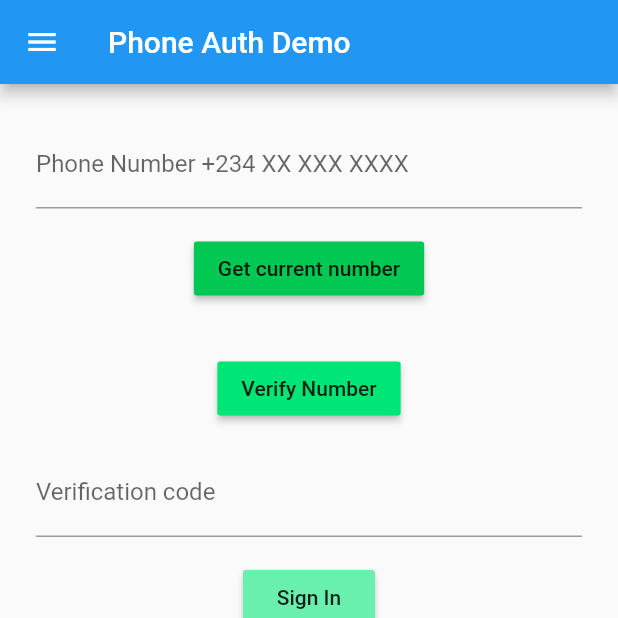
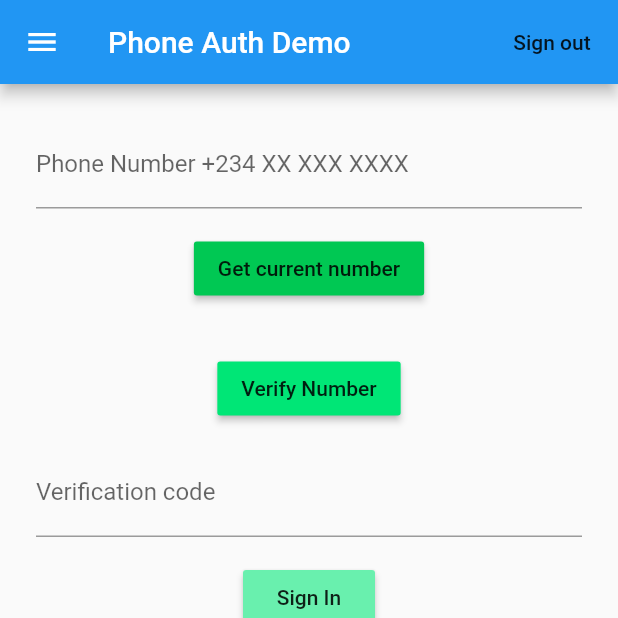
Before and after one commit to Lone-Wolf17/flutter_firebase_auth, a Flutter app: the PhoneAuthScreen screen opened directly, on a phone screen of 412 x 824 dp, the top half of it. Run offline on Flutter 3.47's test engine with Material 2 defaults, Android fonts, the phone set to English and light mode, and no system bars; our stand-ins replace email_validator, firebase_auth, firebase_core, firebase_dynamic_links, sms_autofill; accounts and stored records are empty.

Commit message:
** Code Clean up

```diff
--- a/lib/screens/phone_auth_screen.dart
+++ b/lib/screens/phone_auth_screen.dart
@@ -1,7 +1,4 @@
-import 'dart:async';
-
 import 'package:firebase_auth/firebase_auth.dart';
-import 'package:firebase_core/firebase_core.dart';
 import 'package:flutter/material.dart';
 import 'package:flutter_firebase_auth/utils.dart';
 import 'package:sms_autofill/sms_autofill.dart';
@@ -88,6 +85,9 @@ class _PhoneAuthScreenState extends State<PhoneAuthScreen> {
       resizeToAvoidBottomPadding: false,
       appBar: AppBar(
         title: Text('Phone Auth Demo'),
+        actions: [
+          buildSignOutActionButton()
+        ],
       ),
       drawer: buildDrawer(context),
       body: Container(
--- a/lib/utils.dart
+++ b/lib/utils.dart
@@ -46,3 +46,25 @@ buildDrawer(BuildContext context) {
     ),
   );
 }
+
+buildSignOutActionButton () {
+  return Builder(
+    builder: (BuildContext context) {
+      return FlatButton(
+        child: const Text('Sign out'),
+        onPressed: () async {
+          final User user = auth.currentUser;
+          if (user == null) {
+            Scaffold.of(context).showSnackBar(
+                const SnackBar(content: Text('No One has signed in.')));
+            return;
+          }
+          await auth.signOut();
+          final String uid = user.uid;
+          Scaffold.of(context).showSnackBar(SnackBar(
+              content: Text(uid + ' has successfully signed out.')));
+        },
+      );
+    },
+  );
+}
```
Also changed, not shown: lib/screens/email_auth_screen.dart (+1 -19 lines).
